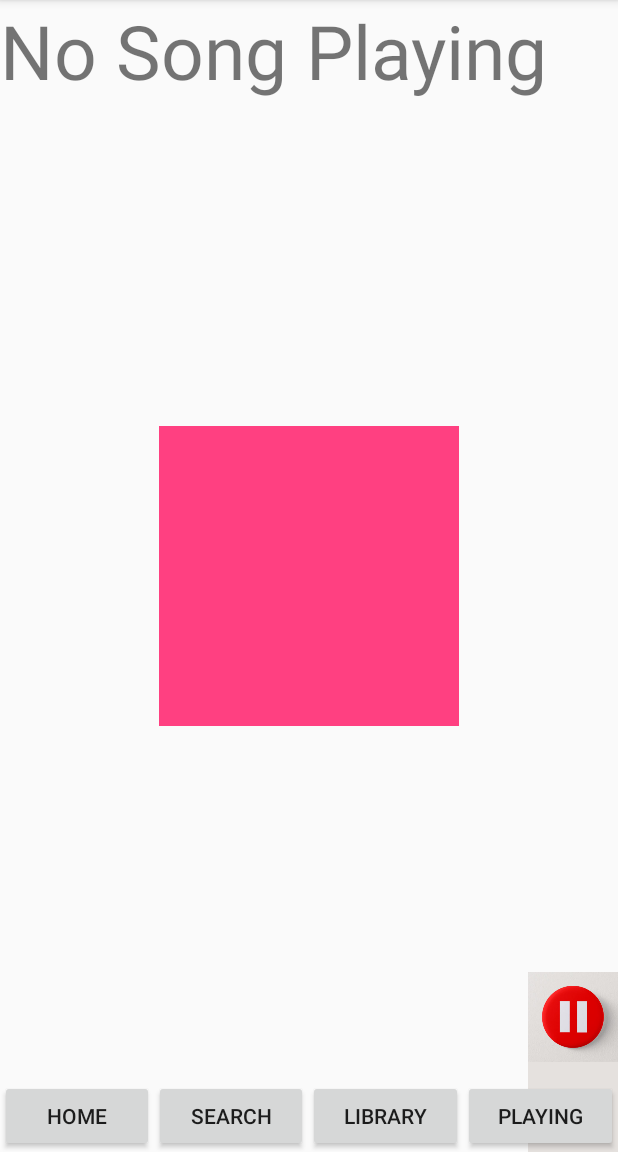
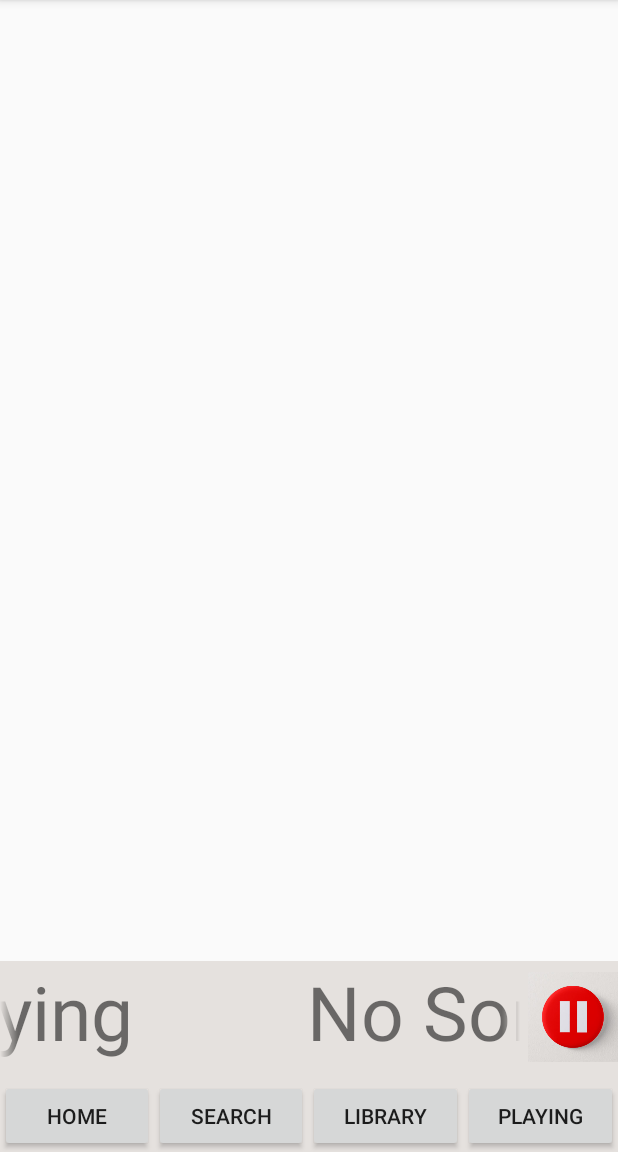
Before and after one commit to TomasCespedes/Android-MyMusicPlayer-Using-SpotifySDK, an Android app: the screen it shows after launch (MainActivity), on a phone screen of 412 x 824 dp, the part 84-1236 px from its top. Run offline under Robolectric (Android 15) with nearby library versions, the phone set to English and light mode, and no system bars; libraries missing offline, so code that uses them is left out: com.spotify.android, com.spotify.protocol; 3 statements that could not run were skipped.

Commit message:
Layout Fixes

```diff
--- a/app/src/main/res/layout/activity_main.xml
+++ b/app/src/main/res/layout/activity_main.xml
@@ -15,28 +15,42 @@
 
         <ImageView
             android:id="@+id/song_iv"
-            android:layout_width="200dp"
-            android:layout_height="200dp"
+            android:layout_width="300dp"
+            android:layout_height="300dp"
             android:layout_gravity="center"
-            android:background="@color/colorAccent"/>
+            />
 
     </LinearLayout>
 
     <!--Scroll view for Current Song -->
+
+    <LinearLayout
+        android:layout_width="match_parent"
+        android:layout_height="match_parent"
+        android:gravity="bottom|start"
+        >
         <TextView
-        android:layout_width="wrap_content"
+            android:layout_width="match_parent"
             android:layout_height="wrap_content"
-        android:layout_gravity="start|center_horizontal"
             android:id="@+id/current_song"
             android:text="@string/no_song_playing"
             android:textSize="50sp"
+            android:background="#e5e1de"
+            android:paddingRight="65dp"
+            android:paddingBottom="60dp"
+
+
             android:focusable="true"
             android:focusableInTouchMode="true"
             android:singleLine="true"
             android:scrollHorizontally="true"
             android:ellipsize="marquee"
             android:marqueeRepeatLimit="marquee_forever"
+
+
             />
+    </LinearLayout>
+
 
     <!--Play button -->
     <ImageButton
```
Lines whose indentation alone changed are shown as unchanged.
